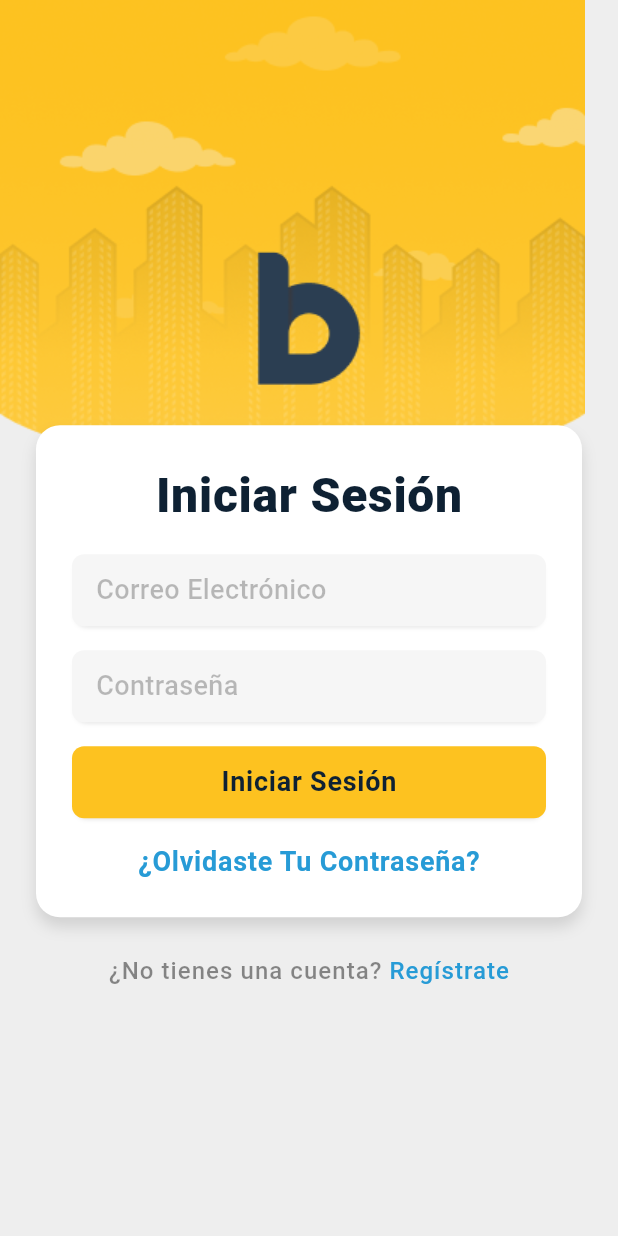
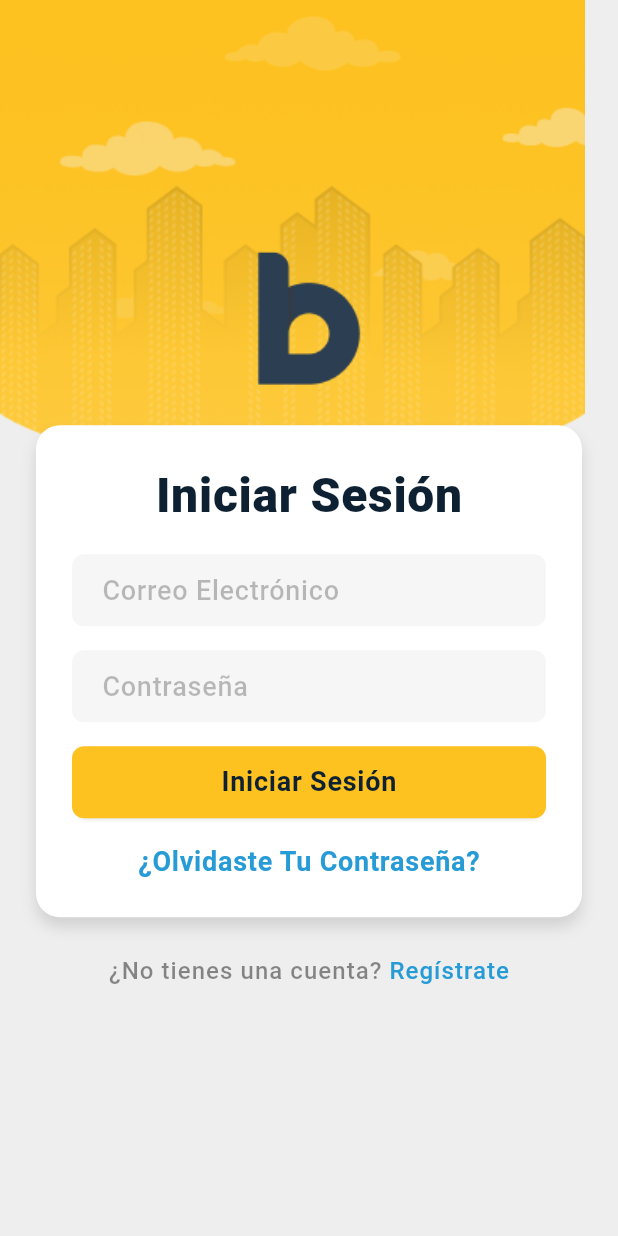
Before and after one commit to Francisco-V98/login_busbanz, a Flutter app: the screen it shows after launch, on a phone screen of 412 x 824 dp. Run offline on Flutter 3.47's test engine with Material 3 defaults, Android fonts, the phone set to English and light mode, and no system bars.

Commit message:
Textfield funcionales

```diff
--- a/lib/widgets/login/container_section.dart
+++ b/lib/widgets/login/container_section.dart
@@ -29,12 +29,15 @@ class ContainerSection extends StatelessWidget {
                 SizedBox(height: 24),
                 _TitleSection(),
                 SizedBox(height: 16),
-                Textfield(label: 'Correo Electrónico'),
+                TextfienldPro(placeholder: 'Correo Electrónico'),
+                // Textfield(label: 'Correo Electrónico'),
                 SizedBox(height: 16),
-                Textfield(label: 'Contraseña'),
+                TextfienldPro(placeholder: 'Contraseña'),
+                // Textfield(label: 'Contraseña'),
                 SizedBox(height: 16),
                 ButtonPrimary(text: 'Iniciar Sesión'),
                 _ForgotPassword(),
+
                 // ButtonPrimaryGhost(),
               ],
             ),
--- a/lib/widgets/textfield.dart
+++ b/lib/widgets/textfield.dart
@@ -38,3 +38,33 @@ class Textfield extends StatelessWidget {
     );
   }
 }
+
+class TextfienldPro extends StatelessWidget {
+  final String placeholder;
+  const TextfienldPro({super.key, required this.placeholder});
+
+  @override
+  Widget build(BuildContext context) {
+    return Padding(
+      padding: const EdgeInsets.symmetric(horizontal: 24),
+      child: TextField(
+        decoration: InputDecoration(
+          contentPadding: const EdgeInsets.symmetric(horizontal: 16 ,vertical: 4),
+          border: const OutlineInputBorder(
+            borderRadius: BorderRadius.all(Radius.circular(8)),
+            borderSide: BorderSide.none,
+          ),
+          filled: true,
+          fillColor: const Color.fromARGB(255, 246, 246, 246),
+          floatingLabelBehavior: FloatingLabelBehavior.always,
+          hintText: placeholder,
+          hintStyle: const TextStyle(
+            color: Colors.black26,
+            fontSize: 18,
+            fontWeight: FontWeight.w500,
+          ),
+        ),
+      ),
+    );
+  }
+}
```
